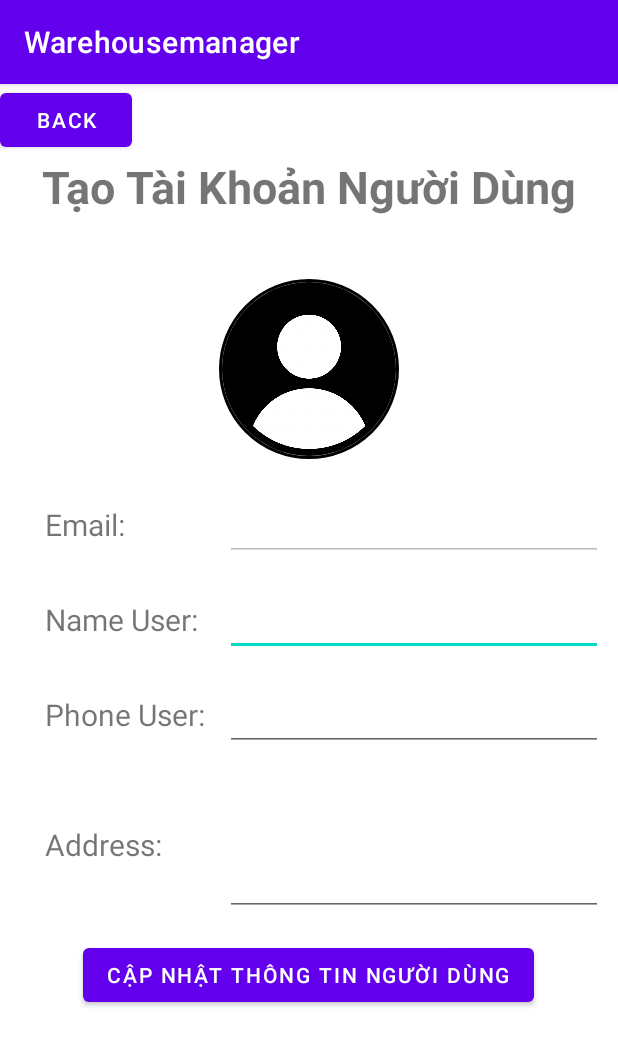
After one commit to hatmitliti/mobile-2-warehouse-manager-store, an Android app: the UpdateCustomerActivity screen opened directly, with no data from a screen before it, on a phone screen of 412 x 824 dp. The commit adds this screen. Shown: the top 1046 px of the screen. Run offline under Robolectric (Android 15) with nearby library versions, the phone set to English and light mode, and no system bars; our stand-ins replace CircleImageView, Firebase (no records; nobody signed in at launch, a user with empty details on screens opened directly), Picasso; 5 statements that could not run were skipped.

Commit message:
Giao Diện Cập Nhật User - Chức Năng Cập Nhật User - Điều Hướng Giao Diện Cập Nhật User - Trần Ngọc Nam

```diff
--- a/app/build.gradle
+++ b/app/build.gradle
@@ -38,10 +38,11 @@ dependencies {
     androidTestImplementation 'androidx.test.ext:junit:1.1.3'
     androidTestImplementation 'androidx.test.espresso:espresso-core:3.4.0'
 
-    implementation 'com.google.firebase:firebase-bom:28.4.2'
+    implementation 'com.google.firebase:firebase-bom:29.0.0'
     implementation 'com.google.firebase:firebase-analytics:17.2.1'
     implementation 'com.google.firebase:firebase-database:19.2.0'
     implementation 'com.squareup.picasso:picasso:2.71828'
+    implementation 'com.google.firebase:firebase-auth'
 
     implementation 'de.hdodenhof:circleimageview:3.1.0'
 
--- /dev/null
+++ b/app/src/main/java/com/example/warehousemanager/UpdateCustomerActivity.java
@@ -0,0 +1,186 @@
+package com.example.warehousemanager;
+
+import androidx.annotation.NonNull;
+import androidx.annotation.Nullable;
+import androidx.appcompat.app.AppCompatActivity;
+
+import android.content.Context;
+import android.content.Intent;
+import android.graphics.Bitmap;
+import android.graphics.drawable.BitmapDrawable;
+import android.net.Uri;
+import android.os.Bundle;
+import android.provider.MediaStore;
+import android.view.View;
+import android.widget.Button;
+import android.widget.EditText;
+import android.widget.Toast;
+
+import com.example.warehousemanager.Product.Product;
+import com.example.warehousemanager.User.User;
+import com.google.android.gms.tasks.OnFailureListener;
+import com.google.android.gms.tasks.OnSuccessListener;
+import com.google.android.gms.tasks.Task;
+import com.google.firebase.database.DatabaseReference;
+import com.google.firebase.database.FirebaseDatabase;
+import com.google.firebase.storage.FirebaseStorage;
+import com.google.firebase.storage.StorageReference;
+import com.google.firebase.storage.UploadTask;
+import com.squareup.picasso.Picasso;
+
+import java.io.ByteArrayOutputStream;
+import java.util.Calendar;
+import java.util.HashMap;
+
+public class UpdateCustomerActivity extends AppCompatActivity {
+
+    private Context context;
+    private Button btnCapNhatThongTin, btnBack;
+    private EditText edtEmail,edtTen,edtPhone,edtAddress;
+    private de.hdodenhof.circleimageview.CircleImageView imgUser;
+    private int RESULT_LOAD_IMAGE = 1;
+    @Override
+    protected void onCreate(Bundle savedInstanceState) {
+        super.onCreate(savedInstanceState);
+        setContentView(R.layout.layout_update_customer);
+
+        setControll();
+        setEvent();
+    }
+    private void setEvent() {
+        /*
+         * Tạo các biến để lưu file ảnh trên firebase
+         * */
+        //
+        FirebaseStorage storage = FirebaseStorage.getInstance("gs://warehouse-manager-1bfc1.appspot.com");
+        // Create a storage reference from our app
+        StorageReference storageRef = storage.getReference();
+        //
+        DatabaseReference databaseReference = FirebaseDatabase.getInstance().getReference();
+        //
+        context = this;
+        //
+        Intent intent = getIntent();
+        User user = (User) intent.getSerializableExtra("UserData");
+        //
+        edtEmail.setText(user.getEmail());
+        edtPhone.setText(user.getPhone());
+        edtTen.setText(user.getName());
+        edtAddress.setText(user.getAddress());
+        Picasso.get().load(user.getImgUser()).into(imgUser);
+        //
+
+        btnBack.setOnClickListener(new View.OnClickListener() {
+            @Override
+            public void onClick(View view) {
+                Intent intent1 = new Intent(context,CustomerActivity.class);
+                startActivity(intent1);
+            }
+        });
+        //
+
+        imgUser.setOnClickListener(new View.OnClickListener() {
+            @Override
+            public void onClick(View view) {
+                Intent intent = new Intent(Intent.ACTION_PICK,
+                        MediaStore.Images.Media.INTERNAL_CONTENT_URI);
+                intent.setType("image/*");
+                intent.putExtra("crop", "true");
+                intent.putExtra("scale", true);
+                intent.putExtra("outputX", 256);
+                intent.putExtra("outputY", 256);
+                intent.putExtra("aspectX", 1);
+                intent.putExtra("aspectY", 1);
+                intent.putExtra("return-data", true);
+                startActivityForResult(intent, RESULT_LOAD_IMAGE);
+            }
+        });
+        //
+        btnCapNhatThongTin.setOnClickListener(new View.OnClickListener() {
+            @Override
+            public void onClick(View view) {
+                if (edtTen.getText().toString().toString().equals("") || edtPhone.getText().toString().equals("") || edtAddress.getText().toString().equals("")) {
+                    Toast.makeText(context, "Vui Lòng Nhập Đầy Đủ Dữ Liệu", Toast.LENGTH_SHORT).show();
+                } else {
+                    Calendar calendar = Calendar.getInstance();
+                    String imageName = "image" + calendar.getTimeInMillis() + ".png";
+                    // Create a reference to "mountains.jpg"
+                    StorageReference mountainsRef = storageRef.child("UserImage/"+imageName);
+                    // Get the data from an ImageView as bytes
+                    imgUser.setDrawingCacheEnabled(true);
+                    imgUser.buildDrawingCache();
+                    Bitmap bitmap = ((BitmapDrawable) imgUser.getDrawable()).getBitmap();
+                    ByteArrayOutputStream baos = new ByteArrayOutputStream();
+                    bitmap.compress(Bitmap.CompressFormat.PNG, 100, baos);
+                    byte[] data = baos.toByteArray();
+
+                    UploadTask uploadTask = mountainsRef.putBytes(data);
+                    uploadTask.addOnFailureListener(new OnFailureListener() {
+                        @Override
+                        public void onFailure(@NonNull Exception exception) {
+                            Toast.makeText(context, "Đã Xảy Ra Lỗi Không Thể Thêm Sản Phẩm", Toast.LENGTH_SHORT).show();
+                            // Handle unsuccessful uploads
+                        }
+                    }).addOnSuccessListener(new OnSuccessListener<UploadTask.TaskSnapshot>() {
+                        @Override
+                        public void onSuccess(UploadTask.TaskSnapshot taskSnapshot) {
+                            // taskSnapshot.getMetadata() contains file metadata such as size, content-type, etc.
+                            // ...
+                            if (taskSnapshot.getMetadata() != null) {
+                                if (taskSnapshot.getMetadata().getReference() != null) {
+                                    Task<Uri> result = taskSnapshot.getStorage().getDownloadUrl();
+                                    result.addOnSuccessListener(new OnSuccessListener<Uri>() {
+                                        @Override
+                                        public void onSuccess(Uri uri) {
+                                           String email = edtEmail.getText().toString();
+                                           String phone = edtPhone.getText().toString();
+                                           String address = edtAddress.getText().toString();
+                                           String name = edtTen.getText().toString();
+                                            String imageURL = uri.toString();
+                                            //createNewPost(imageUrl);
+                                            User user1 = new User(user.getId(),name,email,phone,user.getRank(),address,imageURL,imageName,user.getTotalMoney());
+                                            StorageReference desertRef = storageRef.child("UserImage").child(user.getNameIMGUser());
+                                            desertRef.delete();
+                                            HashMap hashMap = new HashMap();
+                                            hashMap.put(user.getId(),user1);
+                                            user.setNameIMGUser(imageName);
+                                            databaseReference.child("user").updateChildren(hashMap).addOnSuccessListener(new OnSuccessListener() {
+                                                @Override
+                                                public void onSuccess(Object o) {
+                                                    Toast.makeText(context, "Sửa Thông Tin Người Dùng Thành Công", Toast.LENGTH_SHORT).show();
+                                                }
+                                            }).addOnFailureListener(new OnFailureListener() {
+                                                @Override
+                                                public void onFailure(@NonNull Exception e) {
+                                                    Toast.makeText(context, "Sửa Thông Tin Người Dùng Không Thành Công", Toast.LENGTH_SHORT).show();
+                                                }
+                                            });
+                                        }
+                                    });
+                                }
+                            }
+                        }
+                    });
+                }
+            }
+        });
+
+    }
+    @Override
+    protected void onActivityResult(int requestCode, int resultCode, @Nullable Intent data) {
+        if (requestCode == RESULT_LOAD_IMAGE && data != null) {
+            Uri imageUri = data.getData();
+            imgUser.setImageURI(imageUri);
+        }
+        super.onActivityResult(requestCode, resultCode, data);
+    }
+    private void setControll() {
+        btnCapNhatThongTin = findViewById(R.id.btnCapNhatNguoiDung);
+        btnBack = findViewById(R.id.backLayoutUpdateUser);
+        edtEmail = findViewById(R.id.edtEmailLayoutUpdateUser);
+        edtTen = findViewById(R.id.edtNameUserLayoutUpdateUser);
+        edtPhone = findViewById(R.id.edtPhoneUserLayoutUpdateUser);
+        edtAddress = findViewById(R.id.edtAddressUserLayoutUpdateUser);
+        imgUser = findViewById(R.id.imgUpdateUser);
+    }
+}
--- /dev/null
+++ b/app/src/main/res/layout/layout_update_customer.xml
@@ -0,0 +1,143 @@
+<?xml version="1.0" encoding="utf-8"?>
+<LinearLayout xmlns:android="http://schemas.android.com/apk/res/android"
+    xmlns:app="http://schemas.android.com/apk/res-auto"
+    xmlns:tools="http://schemas.android.com/tools"
+    android:layout_width="match_parent"
+    android:layout_height="match_parent"
+    tools:context=".UpdateCustomerActivity"
+    android:orientation="vertical">
+    <LinearLayout
+        android:layout_width="match_parent"
+        android:layout_height="130dp"
+        android:orientation="vertical">
+
+        <Button
+            android:id="@+id/backLayoutUpdateUser"
+            android:layout_width="wrap_content"
+            android:layout_height="wrap_content"
+            android:text="Back" />
+        <TextView
+            android:layout_width="wrap_content"
+            android:layout_height="wrap_content"
+            android:layout_gravity="center"
+            android:text="Tạo Tài Khoản Người Dùng"
+            android:textSize="30dp"
+            android:textStyle="bold" />
+    </LinearLayout>
+
+    <ScrollView
+        android:layout_width="match_parent"
+        android:layout_height="match_parent">
+
+        <LinearLayout
+            android:layout_width="match_parent"
+            android:layout_height="match_parent"
+            android:orientation="vertical">
+            <de.hdodenhof.circleimageview.CircleImageView xmlns:app="http://schemas.android.com/apk/res-auto"
+                android:id="@+id/imgUpdateUser"
+                android:layout_width="120dp"
+                android:layout_height="120dp"
+                android:src="@drawable/user_icon"
+                app:civ_border_color="#FF000000"
+                app:civ_border_width="2dp"
+                android:layout_gravity="center"
+                android:layout_marginBottom="20dp"/>
+            <LinearLayout
+                android:layout_width="match_parent"
+                android:layout_height="wrap_content"
+                android:orientation="horizontal"
+                android:layout_marginBottom="15dp">
+
+                <TextView
+                    android:layout_width="150dp"
+                    android:layout_height="wrap_content"
+                    android:paddingLeft="30dp"
+                    android:text="Email:"
+                    android:textSize="20sp" />
+
+                <EditText
+                    android:id="@+id/edtEmailLayoutUpdateUser"
+                    android:layout_width="wrap_content"
+                    android:layout_height="wrap_content"
+                    android:layout_marginRight="10dp"
+                    android:layout_weight="2"
+                    android:textSize="20sp"
+                    android:enabled="false"/>
+            </LinearLayout>
+            <LinearLayout
+                android:layout_width="match_parent"
+                android:layout_height="wrap_content"
+                android:orientation="horizontal"
+                android:layout_marginBottom="15dp">
+
+                <TextView
+                    android:layout_width="150dp"
+                    android:layout_height="wrap_content"
+                    android:paddingLeft="30dp"
+                    android:text="Name User:"
+                    android:textSize="20sp" />
+
+                <EditText
+                    android:id="@+id/edtNameUserLayoutUpdateUser"
+                    android:layout_width="wrap_content"
+                    android:layout_height="wrap_content"
+                    android:layout_marginRight="10dp"
+                    android:layout_weight="2"
+                    android:textSize="20sp" />
+            </LinearLayout>
+            <LinearLayout
+                android:layout_width="match_parent"
+                android:layout_height="wrap_content"
+                android:orientation="horizontal"
+                android:layout_marginBottom="15dp">
+
+                <TextView
+                    android:layout_width="150dp"
+                    android:layout_height="wrap_content"
+                    android:paddingLeft="30dp"
+                    android:text="Phone User:"
+                    android:textSize = "20sp" />
+
+                <EditText
+                    android:id="@+id/edtPhoneUserLayoutUpdateUser"
+                    android:layout_width="wrap_content"
+                    android:layout_height="wrap_content"
+                    android:layout_marginRight="10dp"
+                    android:layout_weight="2"
+                    android:textSize="20sp" />
+            </LinearLayout>
+            <LinearLayout
+                android:layout_width="match_parent"
+                android:layout_height="wrap_content"
+                android:orientation="horizontal"
+                android:layout_marginBottom="15dp">
+
+                <TextView
+                    android:layout_width="150dp"
+                    android:layout_height="wrap_content"
+                    android:paddingLeft="30dp"
+                    android:text="Address:"
+
+                    android:textSize = "20sp" />
+
+                <EditText
+                    android:id="@+id/edtAddressUserLayoutUpdateUser"
+                    android:layout_width="wrap_content"
+                    android:layout_height="wrap_content"
+                    android:layout_marginRight="10dp"
+                    android:layout_weight="2"
+                    android:textSize="20sp"
+                    android:lines="3"/>
+
+            </LinearLayout>
+
+            <Button
+                android:id="@+id/btnCapNhatNguoiDung"
+                android:layout_gravity="center"
+                android:layout_width="wrap_content"
+                android:layout_height="wrap_content"
+                android:text="Cập Nhật Thông Tin Người Dùng"/>
+        </LinearLayout>
+
+    </ScrollView>
+</LinearLayout>
```
Also changed, not shown: app/src/main/AndroidManifest.xml (+7 -7 lines), app/src/main/java/com/example/warehousemanager/CustomerActivity.java (+63 -2 lines), app/src/main/java/com/example/warehousemanager/User/User.java (+6 -4 lines), app/src/main/java/com/example/warehousemanager/User/UserAdapter.java (+25 -0 lines), app/src/main/res/layout/items_customer.xml (+20 -37 lines).
